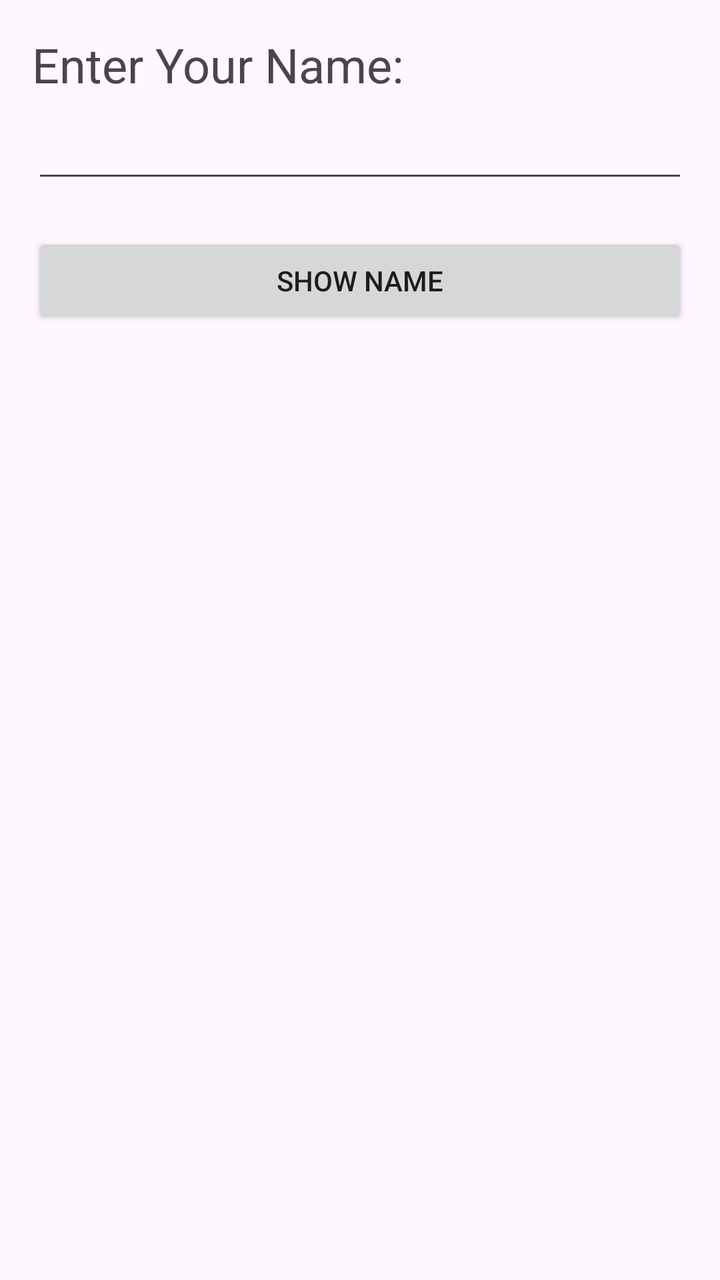
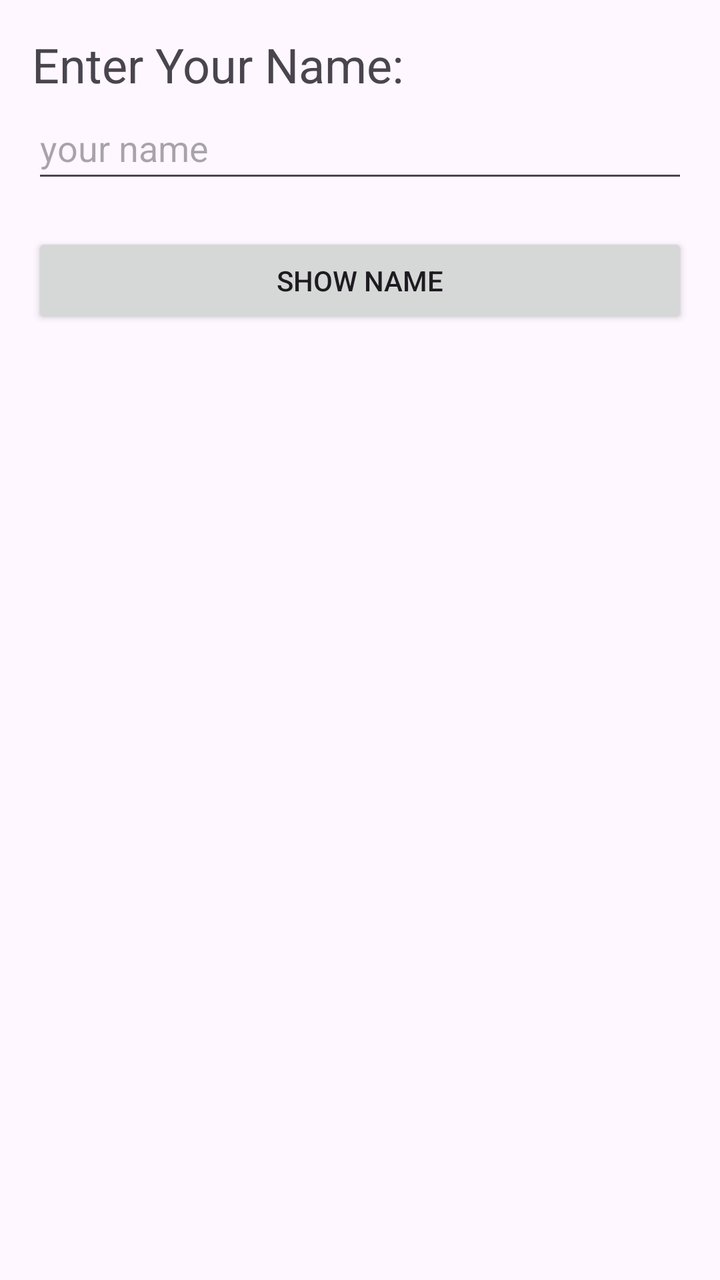

Screens rendered from an Android XML layout before and after an edit, with the pre-edit source and the edit as a unified diff.
<!-- AndroidManifest.xml: application theme Theme.Assignment06 -->
<!-- res/layout/activity_main.xml -->
<?xml version="1.0" encoding="utf-8"?>
<LinearLayout xmlns:android="http://schemas.android.com/apk/res/android"
   xmlns:tools="http://schemas.android.com/tools"
   android:id="@+id/activity_main"
   android:layout_width="match_parent"
   android:layout_height="match_parent"
   android:orientation="vertical"
   android:paddingBottom="16dp"
   android:paddingLeft="16dp"
   android:paddingRight="16dp"
   android:paddingTop="16dp"
   tools:context="com.zybooks.assignment06.MainActivity">

   <TextView
      android:layout_width="wrap_content"
      android:layout_height="wrap_content"
      android:text="Enter Your Name:"
      android:textSize="24sp"
      android:labelFor="@id/edit_text"/>

   <EditText
      android:id="@+id/edit_text"
      android:layout_width="match_parent"
      android:layout_height="wrap_content"
      android:minHeight="48dp"
      android:inputType="text"
      android:importantForAutofill="no"/>

   <Button
       android:id="@+id/show_name_button"
       android:layout_width="match_parent"
       android:layout_height="wrap_content"
       android:layout_marginTop="20dp"
       android:onClick="showName"
       android:text="Show Name" />

   <TextView
      android:id="@+id/text_view"
      android:layout_width="wrap_content"
      android:layout_height="wrap_content"
      android:layout_marginTop="20dp"
      android:textSize="24sp"/>
</LinearLayout>
<!-- resources referenced by this layout -->
<resources>
  <style name="Theme.Assignment06" parent="Base.Theme.Assignment06" />
  <style name="Base.Theme.Assignment06" parent="Theme.Material3.DayNight.NoActionBar">
          
          
      </style>
</resources>

<!-- the commit's change to res/layout/activity_main.xml (unified diff, before → after) -->
@@ -14,17 +14,18 @@
    <TextView
       android:layout_width="wrap_content"
       android:layout_height="wrap_content"
-      android:text="Enter Your Name:"
+      android:text="@string/enter_your_name"
       android:textSize="24sp"
       android:labelFor="@id/edit_text"/>
 
    <EditText
-      android:id="@+id/edit_text"
-      android:layout_width="match_parent"
-      android:layout_height="wrap_content"
-      android:minHeight="48dp"
-      android:inputType="text"
-      android:importantForAutofill="no"/>
+       android:id="@+id/edit_text"
+       android:layout_width="match_parent"
+       android:layout_height="wrap_content"
+       android:hint="@string/your_name"
+       android:importantForAutofill="no"
+       android:inputType="text"
+       android:minHeight="48dp" />
 
    <Button
        android:id="@+id/show_name_button"
@@ -32,7 +33,7 @@
        android:layout_height="wrap_content"
        android:layout_marginTop="20dp"
        android:onClick="showName"
-       android:text="Show Name" />
+       android:text="@string/show_name" />
 
    <TextView
       android:id="@+id/text_view"
<!-- resource entries referenced after the edit -->
@@ -1,5 +1,8 @@
 <!-- resources referenced by this layout -->
 <resources>
+  <string name="enter_your_name">Enter Your Name:</string>
+  <string name="show_name">Show Name</string>
+  <string name="your_name">your name</string>
   <style name="Theme.Assignment06" parent="Base.Theme.Assignment06" />
   <style name="Base.Theme.Assignment06" parent="Theme.Material3.DayNight.NoActionBar">
           
